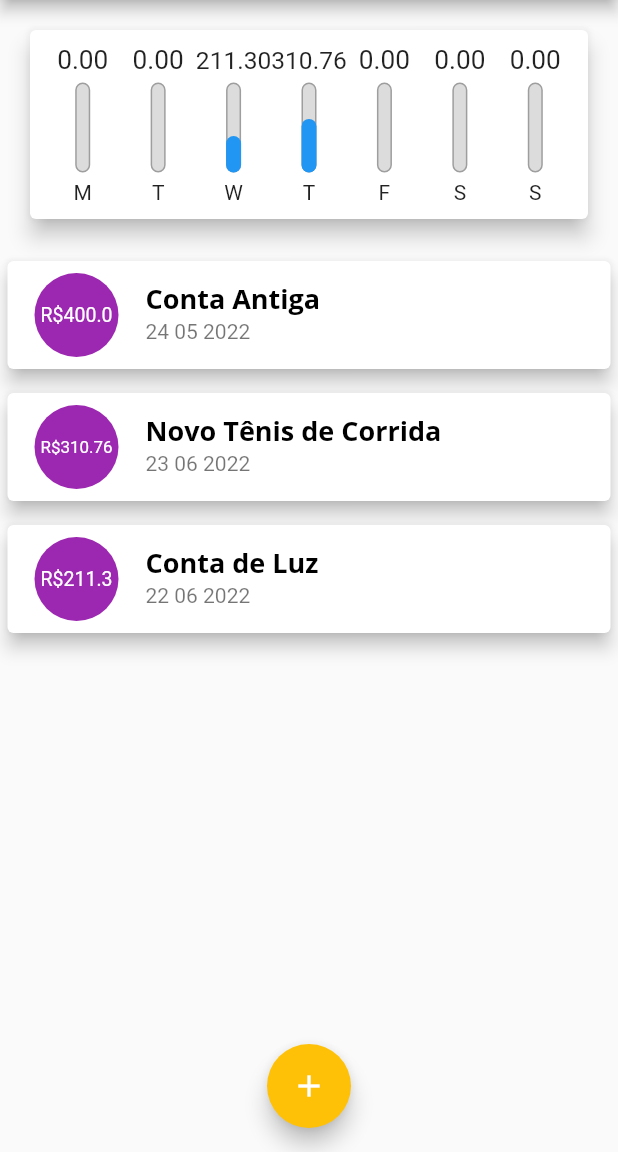
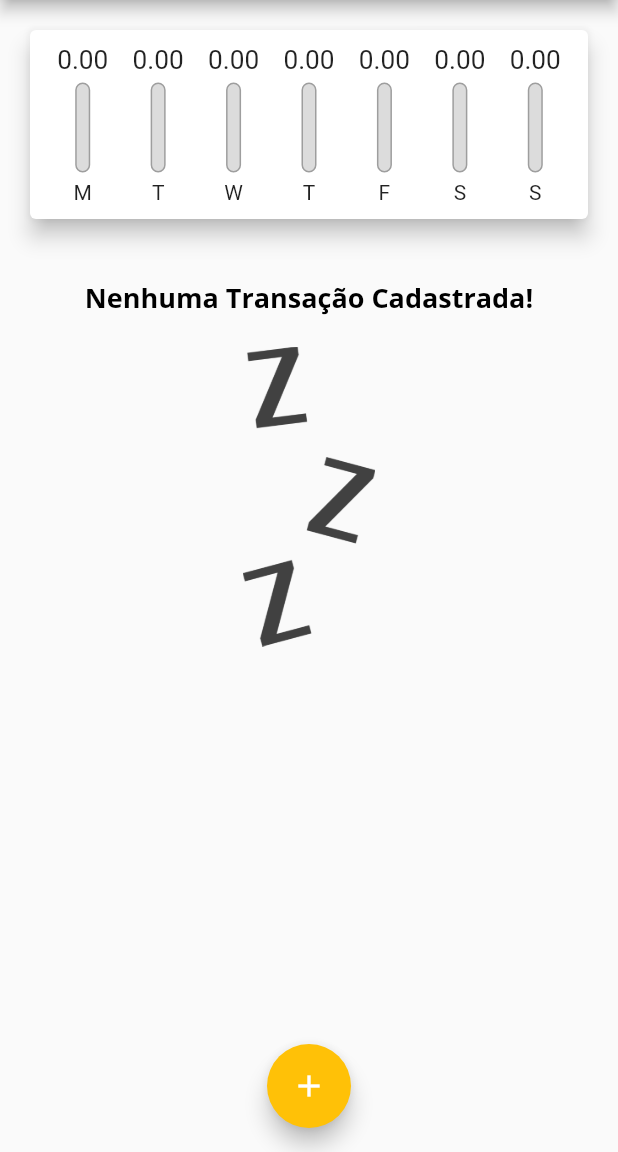
Before and after one commit to paulocsarlins/expenses, a Flutter app: the screen it shows after launch, on a phone screen of 412 x 824 dp, the part 84-1236 px from its top. Run offline on Flutter 3.47's test engine with Material 2 defaults, Android fonts, the phone set to English and light mode, and no system bars.

Commit message:
Transação com Data

```diff
--- a/lib/components/chart.dart
+++ b/lib/components/chart.dart
@@ -55,7 +55,7 @@ class Chart extends StatelessWidget {
               child: ChartBar(
                 label: tr['day'] as String,
                 value: tr['value'] as double,
-                percentage: (tr['value'] as double) / _weekTotalValue,
+                percentage:_weekTotalValue == 0 ? 0 : (tr['value'] as double) / _weekTotalValue,
               ),
             );
           }).toList(),
--- a/lib/main.dart
+++ b/lib/main.dart
@@ -53,26 +53,7 @@ class MyHomePage extends StatefulWidget {
 }
 
 class _MyHomePageState extends State<MyHomePage> {
-  final List<Transaction> _transactions = [
-    Transaction(
-      id: 't0',
-      title: 'Conta Antiga',
-      value: 400.00,
-      date: DateTime.now().subtract(const Duration(days: 33)),
-    ),
-    Transaction(
-      id: 't1',
-      title: 'Novo Tênis de Corrida',
-      value: 310.76,
-      date: DateTime.now().subtract(const Duration(days: 3)),
-    ),
-    Transaction(
-      id: 't2',
-      title: 'Conta de Luz',
-      value: 211.30,
-      date: DateTime.now().subtract(const Duration(days: 4)),
-    ),
-  ];
+  final List<Transaction> _transactions = [];
 
   List<Transaction> get _recentTransactions {
     return _transactions.where((tr) {
@@ -82,12 +63,12 @@ class _MyHomePageState extends State<MyHomePage> {
     }).toList();
   }
 
-  _addTransaction(String title, double value) {
+  _addTransaction(String title, double value, DateTime date) {
     final newTransaction = Transaction(
       id: Random().nextDouble().toString(),
       title: title,
       value: value,
-      date: DateTime.now(),
+      date: date,
     );
 
     setState(() {
```
Also changed, not shown: lib/components/transaction_form.dart (+4 -4 lines).
